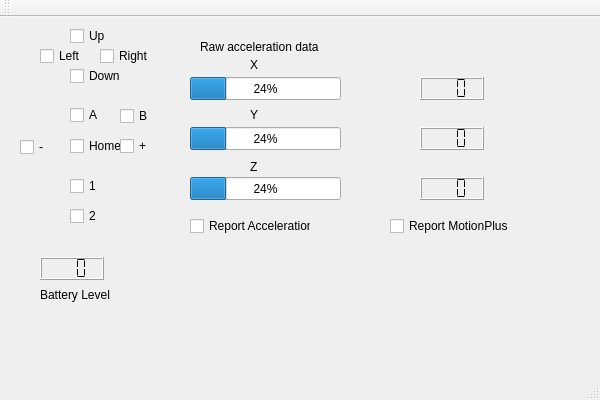
Above: wmainwindow.ui from joseasoler/qwiimote before the change. Below: the same form after it.
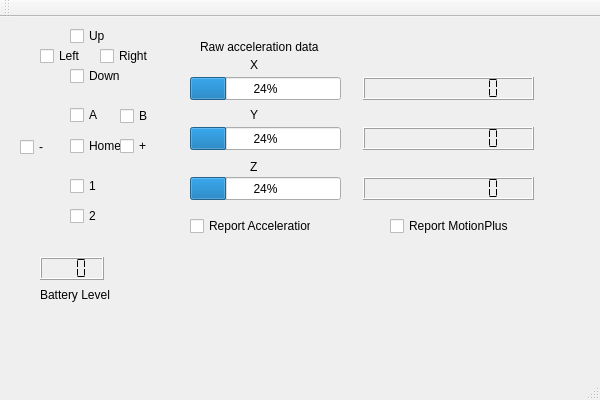
That is the form after the change.

Commit message: Display orientation at the GUI.

What changed in the file:
```diff
--- a/wmainwindow.ui
+++ b/wmainwindow.ui
@@ -306,14 +306,14 @@
    <widget class="QLCDNumber" name="angle_x">
     <property name="geometry">
      <rect>
-      <x>420</x>
+      <x>363</x>
       <y>60</y>
-      <width>64</width>
+      <width>171</width>
       <height>23</height>
      </rect>
     </property>
     <property name="numDigits">
-     <number>3</number>
+     <number>10</number>
     </property>
     <property name="segmentStyle">
      <enum>QLCDNumber::Flat</enum>
@@ -322,14 +322,14 @@
    <widget class="QLCDNumber" name="angle_y">
     <property name="geometry">
      <rect>
-      <x>420</x>
+      <x>363</x>
       <y>110</y>
-      <width>64</width>
+      <width>171</width>
       <height>23</height>
      </rect>
     </property>
     <property name="numDigits">
-     <number>3</number>
+     <number>10</number>
     </property>
     <property name="segmentStyle">
      <enum>QLCDNumber::Flat</enum>
@@ -338,14 +338,14 @@
    <widget class="QLCDNumber" name="angle_z">
     <property name="geometry">
      <rect>
-      <x>420</x>
+      <x>363</x>
       <y>160</y>
-      <width>64</width>
+      <width>171</width>
       <height>23</height>
      </rect>
     </property>
     <property name="numDigits">
-     <number>3</number>
+     <number>10</number>
     </property>
     <property name="segmentStyle">
      <enum>QLCDNumber::Flat</enum>
```
The commit also changes 2 other files.
